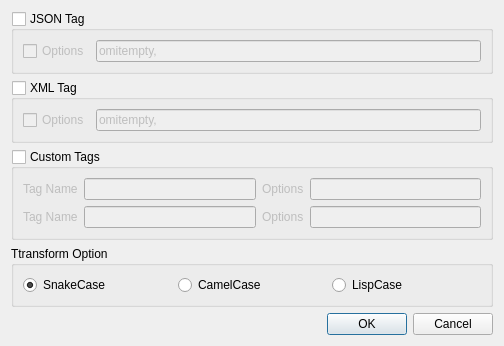
Before: the Qt Designer form liteidex/src/plugins/golangedit/goaddtagsdialog.ui in visualfc/liteide, drawn with Qt 5.
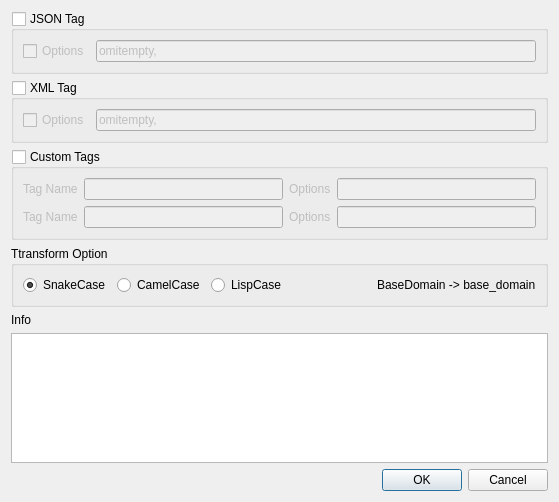
After: the same form once the commit is applied.

```diff
--- a/liteidex/src/plugins/golangedit/goaddtagsdialog.ui
+++ b/liteidex/src/plugins/golangedit/goaddtagsdialog.ui
@@ -6,8 +6,8 @@
    <rect>
     <x>0</x>
     <y>0</y>
-    <width>504</width>
-    <height>299</height>
+    <width>559</width>
+    <height>502</height>
    </rect>
   </property>
   <property name="windowTitle">
@@ -165,9 +165,39 @@
         </property>
        </widget>
       </item>
+      <item>
+       <spacer name="horizontalSpacer">
+        <property name="orientation">
+         <enum>Qt::Horizontal</enum>
+        </property>
+        <property name="sizeHint" stdset="0">
+         <size>
+          <width>9</width>
+          <height>20</height>
+         </size>
+        </property>
+       </spacer>
+      </item>
+      <item>
+       <widget class="QLabel" name="transformInfo">
+        <property name="text">
+         <string notr="true">BaseDomain -&gt; base_domain</string>
+        </property>
+       </widget>
+      </item>
      </layout>
     </widget>
    </item>
+   <item>
+    <widget class="QLabel" name="infoLabel">
+     <property name="text">
+      <string>Info</string>
+     </property>
+    </widget>
+   </item>
+   <item>
+    <widget class="QPlainTextEdit" name="argumentsEdit"/>
+   </item>
    <item>
     <widget class="QDialogButtonBox" name="buttonBox">
      <property name="orientation">
```
